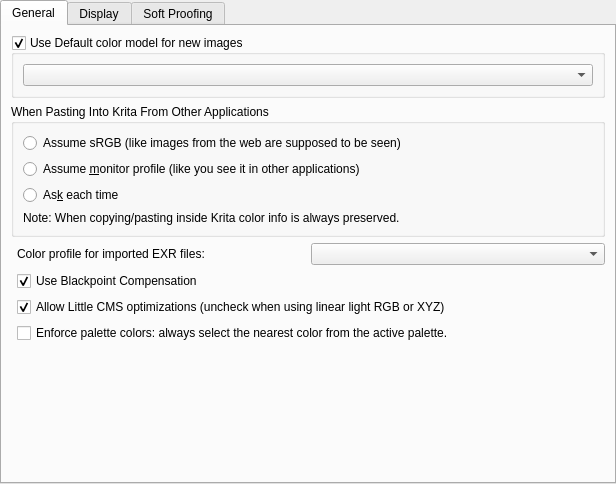
Old version of the form libs/ui/forms/wdgcolorsettings.ui in the repository DR-KD1997/IKriate.
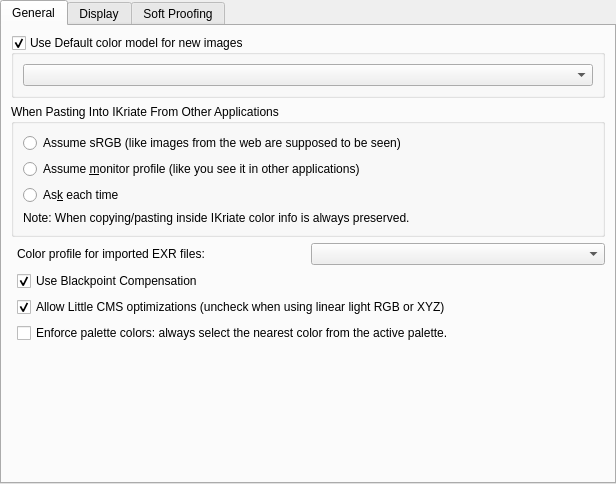
New version of the form. Custom widgets are drawn as their Qt base class.

Patch:
```diff
--- a/libs/ui/forms/wdgcolorsettings.ui
+++ b/libs/ui/forms/wdgcolorsettings.ui
@@ -74,7 +74,7 @@
        <item row="1" column="0" colspan="2">
         <widget class="QGroupBox" name="grpPasteBehaviour">
          <property name="title">
-          <string>When Pasting Into Krita From Other Applications</string>
+          <string>When Pasting Into IKriate From Other Applications</string>
          </property>
          <layout class="QVBoxLayout">
           <item>
@@ -101,7 +101,7 @@
           <item>
            <widget class="QLabel" name="textLabel1_2_2">
             <property name="text">
-             <string>Note: When copying/pasting inside Krita color info is always preserved.</string>
+             <string>Note: When copying/pasting inside IKriate color info is always preserved.</string>
             </property>
            </widget>
           </item>
```
